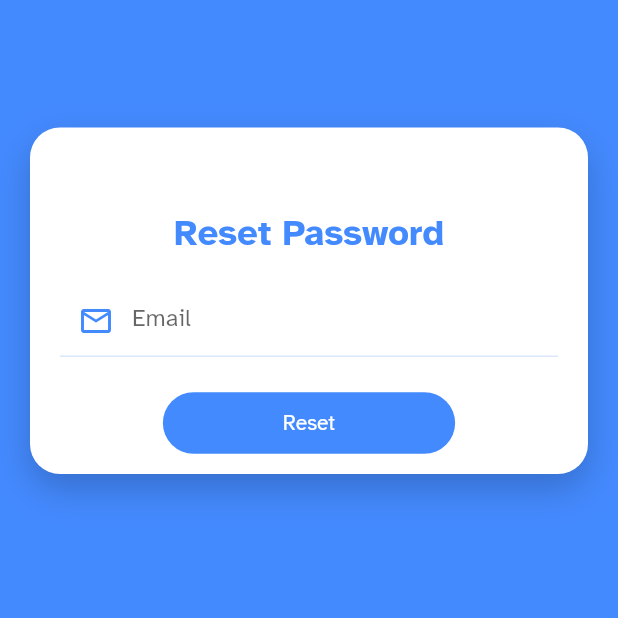
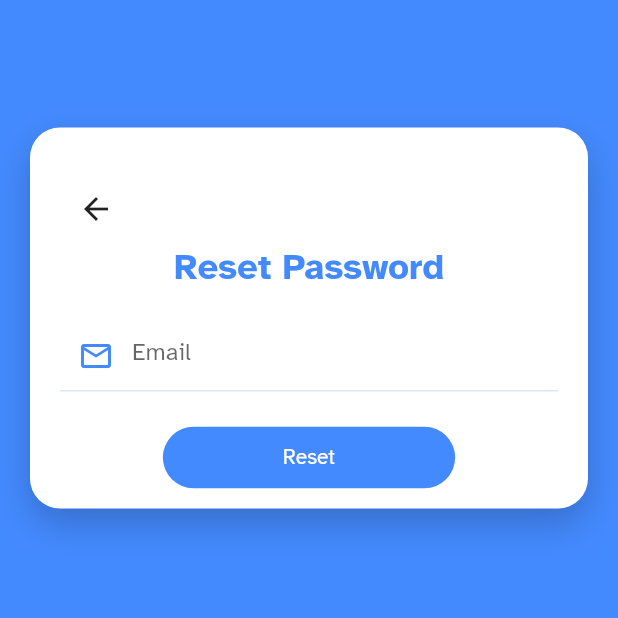
Before and after one commit to yoshikikakehi/REHAPP, a Flutter app: the ForgotPassword screen opened directly, on a phone screen of 412 x 824 dp, the top half of it. Run offline on Flutter 3.47's test engine with Material 2 defaults, Android fonts, the phone set to English and light mode, and no system bars; our stand-ins replace cloud_firestore, firebase_auth, firebase_core, flutter_phoenix, shared_preferences; accounts and stored records are empty.

Commit message:
added back button

```diff
--- a/rehapp/lib/pages/forgot_password.dart
+++ b/rehapp/lib/pages/forgot_password.dart
@@ -76,9 +76,10 @@ class _ForgotPasswordState extends State<ForgotPassword> {
               key: globalFormKey,
               child: Column(children: <Widget>[
                 //---------TITLE - RESET PASSWORD--------
-                const SizedBox(
-                  height: 25,
-                ),
+                Container(
+                      width: double.infinity,
+                      alignment: Alignment.topLeft,
+                      child: BackButton()),
                 RichText(
                   text: TextSpan(
                     text: RESET_PASSWORD,
```
